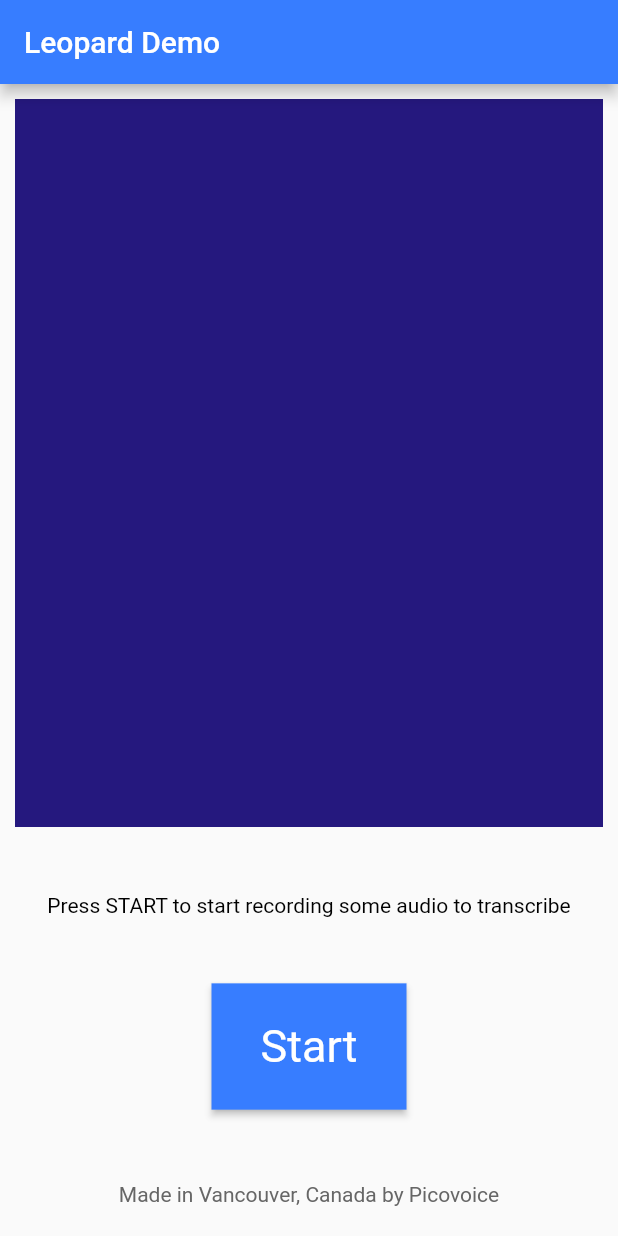
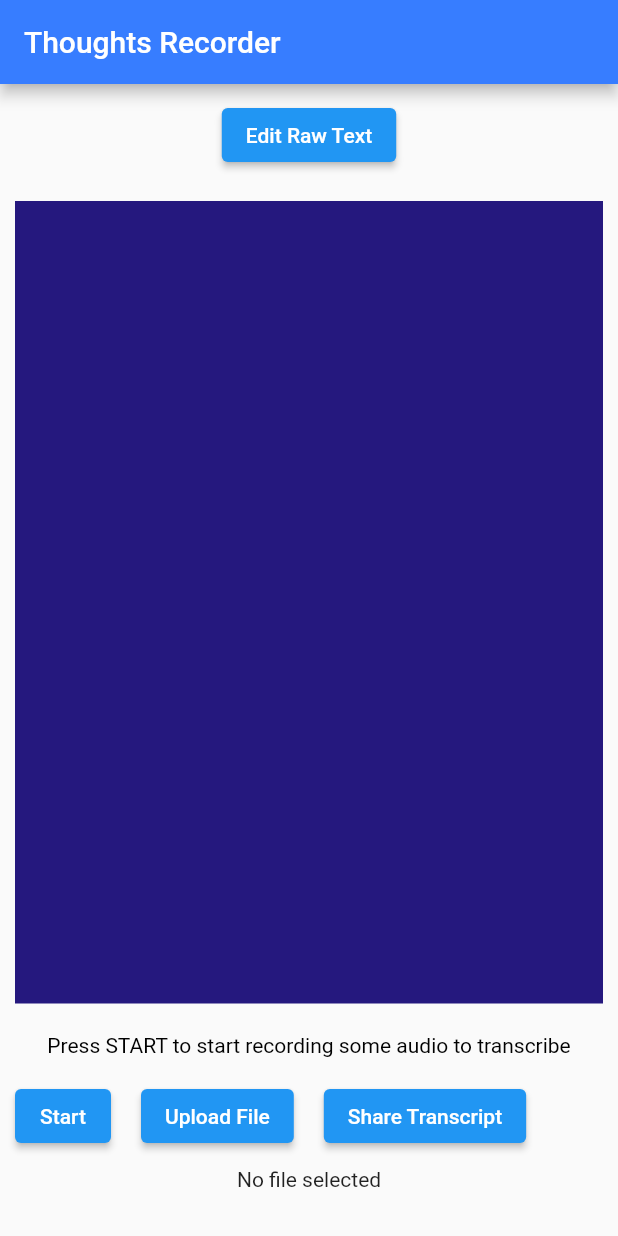
Before and after one commit to beetee17/thoughts-recorder, a Flutter app: the screen it shows after launch, after a tap on "Start", on a phone screen of 412 x 824 dp. Run offline on Flutter 3.47's test engine with Material 2 defaults, Android fonts, the phone set to English and light mode, and no system bars; our stand-ins replace file_picker; missing offline and left inert: flutter_voice_processor, leopard_flutter, share_extend.

Commit message:
- Refactor widgets - Add function to upload audio files - Add function to share transcript - Add ability to edit transcript - Add function to format transcript based on keywords and phrases - Add ability to toggle between viewing raw and formatted transcripts

```diff
--- a/lib/main.dart
+++ b/lib/main.dart
@@ -13,9 +13,15 @@ import 'dart:async';
 import 'dart:convert';
 import 'dart:io';
 import 'dart:typed_data';
+import 'package:file_picker/file_picker.dart';
 import 'package:flutter/material.dart';
 import 'package:flutter/services.dart';
 import 'package:leopard_demo/mic_recorder.dart';
+import 'package:leopard_demo/widgets/error_message.dart';
+import 'package:leopard_demo/widgets/share_transcript_button.dart';
+import 'package:leopard_demo/widgets/selected_file.dart';
+import 'package:leopard_demo/widgets/status_area.dart';
+import 'package:leopard_demo/widgets/text_area.dart';
 import 'package:leopard_flutter/leopard.dart';
 import 'package:leopard_flutter/leopard_error.dart';
 import 'package:path_provider/path_provider.dart';
@@ -36,8 +42,7 @@ class _MyAppState extends State<MyApp> {
 
   final GlobalKey<ScaffoldState> _scaffoldKey = GlobalKey<ScaffoldState>();
 
-  bool isError = false;
-  String errorMessage = "";
+  String? errorMessage;
 
   bool isRecording = false;
   bool isProcessing = false;
@@ -47,6 +52,8 @@ class _MyAppState extends State<MyApp> {
 
   MicRecorder? _micRecorder;
   Leopard? _leopard;
+
+  File? _userSelectedFile;
 
   @override
   void initState() {
@@ -59,6 +66,37 @@ class _MyAppState extends State<MyApp> {
     });
 
     initLeopard();
+  }
+
+  void pickFile() {
+    // From SDK Documentation:
+    // The file needs to have a sample rate equal to or greater than Leopard.sampleRate.
+    //The supported formats are: FLAC, MP3, Ogg, Opus, Vorbis, WAV, and WebM.
+    FilePicker.platform.pickFiles(type: FileType.custom, allowedExtensions: [
+      'flac',
+      'mp3',
+      'ogg',
+      'opus',
+      'wav',
+      'webm'
+    ]).then((res) => {
+          if (res != null)
+            {
+              setState(() {
+                _userSelectedFile = File(res.files.single.path!);
+              })
+            }
+          else
+            {
+              // User canceled the picker
+            }
+        });
+  }
+
+  void removeSelectedFile() {
+    setState(() {
+      _userSelectedFile = null;
+    });
   }
 
   Future<void> initLeopard() async {
@@ -110,7 +148,6 @@ class _MyAppState extends State<MyApp> {
 
   void errorCallback(LeopardException error) {
     setState(() {
-      isError = true;
       errorMessage = error.message!;
     });
   }
@@ -152,8 +189,11 @@ class _MyAppState extends State<MyApp> {
       return;
     }
 
-    Stopwatch stopwatch = new Stopwatch()..start();
-    String? transcript = await _leopard?.processFile(recordedFile.path);
+    Stopwatch stopwatch = Stopwatch()..start();
+    print(_userSelectedFile?.path);
+    String? transcript = await _leopard?.processFile(_userSelectedFile == null
+        ? recordedFile.path
+        : _userSelectedFile!.path);
     Duration elapsed = stopwatch.elapsed;
 
     String audioLength = recordedLength.toStringAsFixed(1);
@@ -174,101 +214,52 @@ class _MyAppState extends State<MyApp> {
       home: Scaffold(
         key: _scaffoldKey,
         appBar: AppBar(
-          title: const Text('Leopard Demo'),
+          title: const Text('Thoughts Recorder'),
           backgroundColor: picoBlue,
         ),
         body: Column(
           children: [
-            buildLeopardTextArea(context),
-            buildErrorMessage(context),
-            buildLeopardStatusArea(context),
-            buildStartButton(context),
-            footer
+            TextArea(
+                textEditingController:
+                    TextEditingController(text: transcriptText)),
+            ErrorMessage(errorMessage: errorMessage),
+            StatusArea(statusAreaText: statusAreaText),
+            Row(
+              children: [
+                buildStartButton(context),
+                buildChooseFilesButton(context),
+                SaveTranscriptButton(transcriptText: transcriptText)
+              ],
+            ),
+            SelectedFile(userSelectedFile: _userSelectedFile),
+            SizedBox(
+              height: 30,
+            )
           ],
         ),
       ),
     );
   }
 
-  buildStartButton(BuildContext context) {
-    final ButtonStyle buttonStyle = ElevatedButton.styleFrom(
-        primary: picoBlue,
-        shape: BeveledRectangleBorder(),
-        textStyle: TextStyle(color: Colors.white));
-
-    return Expanded(
-      flex: 1,
-      child: Container(
-          child: SizedBox(
-              width: 130,
-              height: 65,
-              child: ElevatedButton(
-                style: buttonStyle,
-                onPressed: (isRecording) ? _stopRecording : _startRecording,
-                child: Text(isRecording ? "Stop" : "Start",
-                    style: TextStyle(fontSize: 30)),
-              ))),
+  buildChooseFilesButton(BuildContext context) {
+    return Padding(
+      padding: const EdgeInsets.all(10.0),
+      child: ElevatedButton(
+        onPressed: _userSelectedFile == null ? pickFile : removeSelectedFile,
+        child: _userSelectedFile == null
+            ? Text('Upload File')
+            : Text('Remove File'),
+      ),
     );
   }
 
-  buildLeopardTextArea(BuildContext context) {
-    return Expanded(
-        flex: 6,
-        child: Container(
-            alignment: Alignment.topCenter,
-            color: Color(0xff25187e),
-            margin: EdgeInsets.all(10),
-            child: SingleChildScrollView(
-                scrollDirection: Axis.vertical,
-                padding: EdgeInsets.all(10),
-                physics: RangeMaintainingScrollPhysics(),
-                child: Align(
-                    alignment: Alignment.topLeft,
-                    child: Text(
-                      transcriptText,
-                      textAlign: TextAlign.left,
-                      style: TextStyle(color: Colors.white, fontSize: 20),
-                    )))));
+  buildStartButton(BuildContext context) {
+    return Padding(
+      padding: const EdgeInsets.all(10.0),
+      child: ElevatedButton(
+        onPressed: (isRecording) ? _stopRecording : _startRecording,
+        child: Text(isRecording ? "Stop" : "Start"),
+      ),
+    );
   }
-
-  buildLeopardStatusArea(BuildContext context) {
-    return Expanded(
-        flex: 1,
-        child: Container(
-            alignment: Alignment.center,
-            padding: EdgeInsets.only(bottom: 20),
-            child: Text(
-              statusAreaText,
-              style: TextStyle(color: Colors.black),
-            )));
-  }
-
-  buildErrorMessage(BuildContext context) {
-    return Expanded(
-        flex: isError ? 2 : 0,
-        child: Container(
-            alignment: Alignment.center,
-            margin: EdgeInsets.only(left: 20, right: 20),
-            padding: EdgeInsets.all(5),
-            decoration: !isError
-                ? null
-                : BoxDecoration(
-                    color: Colors.red, borderRadius: BorderRadius.circular(5)),
-            child: !isError
-                ? null
-                : Text(
-                    errorMessage,
-                    style: TextStyle(color: Colors.white, fontSize: 18),
-                  )));
-  }
-
-  Widget footer = Expanded(
-      flex: 1,
-      child: Container(
-          alignment: Alignment.bottomCenter,
-          padding: EdgeInsets.only(bottom: 20),
-          child: const Text(
-            "Made in Vancouver, Canada by Picovoice",
-            style: TextStyle(color: Color(0xff666666)),
-          )));
 }
--- /dev/null
+++ b/lib/widgets/error_message.dart
@@ -0,0 +1,29 @@
+import 'package:flutter/material.dart';
+import 'package:flutter/src/foundation/key.dart';
+import 'package:flutter/src/widgets/framework.dart';
+
+class ErrorMessage extends StatelessWidget {
+  final String? errorMessage;
+  const ErrorMessage({Key? key, required this.errorMessage}) : super(key: key);
+
+  @override
+  Widget build(BuildContext context) {
+    final isError = errorMessage != null;
+    return Expanded(
+        flex: isError ? 2 : 0,
+        child: Container(
+            alignment: Alignment.center,
+            margin: EdgeInsets.only(left: 20, right: 20),
+            padding: EdgeInsets.all(5),
+            decoration: !isError
+                ? null
+                : BoxDecoration(
+                    color: Colors.red, borderRadius: BorderRadius.circular(5)),
+            child: !isError
+                ? null
+                : Text(
+                    errorMessage!,
+                    style: TextStyle(color: Colors.white, fontSize: 18),
+                  )));
+  }
+}
--- /dev/null
+++ b/lib/widgets/selected_file.dart
@@ -0,0 +1,22 @@
+import 'dart:io';
+
+import 'package:flutter/material.dart';
+import 'package:flutter/src/foundation/key.dart';
+import 'package:flutter/src/widgets/framework.dart';
+
+class SelectedFile extends StatelessWidget {
+  final File? userSelectedFile;
+
+  const SelectedFile({Key? key, required this.userSelectedFile})
+      : super(key: key);
+
+  @override
+  Widget build(BuildContext context) {
+    if (userSelectedFile == null) {
+      return const Text('No file selected');
+    } else {
+      Text text = Text(userSelectedFile!.path);
+      return Padding(padding: const EdgeInsets.all(16.0), child: text);
+    }
+  }
+}
--- /dev/null
+++ b/lib/widgets/share_transcript_button.dart
@@ -0,0 +1,35 @@
+import 'dart:io';
+
+import 'package:file_picker/file_picker.dart';
+import 'package:flutter/material.dart';
+import 'package:flutter/src/foundation/key.dart';
+import 'package:flutter/src/widgets/framework.dart';
+import 'package:path_provider/path_provider.dart';
+import 'package:share_extend/share_extend.dart';
+
+class SaveTranscriptButton extends StatelessWidget {
+  final String transcriptText;
+  const SaveTranscriptButton({Key? key, required this.transcriptText})
+      : super(key: key);
+
+  void shareTranscript() async {
+    // Directory dir = await getApplicationDocumentsDirectory();
+    // File testFile = File("${dir.path}/transcript.txt");
+
+    // await testFile.create(recursive: true);
+    // testFile.writeAsStringSync(transcriptText);
+
+    ShareExtend.share(transcriptText, "text");
+  }
+
+  @override
+  Widget build(BuildContext context) {
+    return Padding(
+      padding: const EdgeInsets.all(10.0),
+      child: ElevatedButton(
+        onPressed: shareTranscript,
+        child: const Text('Share Transcript'),
+      ),
+    );
+  }
+}
--- /dev/null
+++ b/lib/widgets/status_area.dart
@@ -0,0 +1,19 @@
+import 'package:flutter/material.dart';
+import 'package:flutter/src/foundation/key.dart';
+import 'package:flutter/src/widgets/framework.dart';
+
+class StatusArea extends StatelessWidget {
+  final String statusAreaText;
+  const StatusArea({Key? key, required this.statusAreaText}) : super(key: key);
+
+  @override
+  Widget build(BuildContext context) {
+    return Container(
+        alignment: Alignment.center,
+        padding: EdgeInsets.only(bottom: 5),
+        child: Text(
+          statusAreaText,
+          style: TextStyle(color: Colors.black),
+        ));
+  }
+}
--- /dev/null
+++ b/lib/widgets/text_area.dart
@@ -0,0 +1,113 @@
+import 'package:flutter/material.dart';
+import 'package:flutter/src/foundation/key.dart';
+import 'package:flutter/src/widgets/framework.dart';
+
+class TextArea extends StatefulWidget {
+  final TextEditingController textEditingController;
+  const TextArea({Key? key, required this.textEditingController})
+      : super(key: key);
+
+  @override
+  State<TextArea> createState() => _TextAreaState();
+}
+
+class _TextAreaState extends State<TextArea> {
+  bool showRawText = false;
+
+  @override
+  void initState() {
+    super.initState();
+  }
+
+  String formatText(rawText) {
+    String formattedText = rawText.toUpperCase();
+    formattedText = formattedText.replaceAll(' COMMA', ',');
+    formattedText = formattedText.replaceAll(' FULL-STOP', '.');
+    formattedText = formattedText.replaceAll(' FULL STOP', '.');
+    formattedText = formattedText.replaceAll(' PERIOD', '.');
+    formattedText = formattedText.replaceAll(' SLASH ', '/');
+    formattedText = formattedText.replaceAll('AMPERSAND', '&');
+    formattedText = formattedText.replaceAll('START BRACKET', '(');
+    formattedText = formattedText.replaceAll(' FINISH BRACKET', ')');
+    formattedText = formattedText.replaceAll('START QUOTE', '"');
+    formattedText = formattedText.replaceAll(' FINISH QUOTE', '"');
+    formattedText = formattedText.replaceAll('NEW LINE ', '\n');
+    formattedText = formattedText.replaceAll('MAKE POINT', '\n-');
+    formattedText = formattedText.replaceAll('MAKE SECTION', '\n\n##');
+
+    // Deletes sentence preceding DELETE SENTENCE
+    formattedText =
+        formattedText.replaceAll(RegExp('[^.]+. DELETE SENTENCE'), '');
+
+    // Deletes line preceding DELETE LINE
+    formattedText = formattedText.replaceAll(RegExp('[^\n]+. DELETE LINE'), '');
+
+    // Deletes word preceding BACKSPACE
+    formattedText =
+        formattedText.replaceAll(RegExp(r'\w+(?= +BACKSPACE\b)'), '');
+
+    // Remove any extra whitespace
+    formattedText = formattedText.replaceAll(RegExp(' {2,}'), ' ');
+    return formattedText;
+  }
+
+  @override
+  void dispose() {
+    super.dispose();
+  }
+
+  @override
+  Widget build(BuildContext context) {
+    Widget formattedTextView = SingleChildScrollView(
+        scrollDirection: Axis.vertical,
+        padding: EdgeInsets.all(10),
+        physics: RangeMaintainingScrollPhysics(),
+        child: Align(
+            alignment: Alignment.topLeft,
+            child: Text(
+              formatText(widget.textEditingController.text),
+              textAlign: TextAlign.left,
+              style: TextStyle(color: Colors.white, fontSize: 20),
+            )));
+
+    return Expanded(
+      flex: 6,
+      child: Column(children: [
+        Padding(
+          padding: const EdgeInsets.all(10.0),
+          child: ElevatedButton(
+            onPressed: () {
+              setState(() {
+                showRawText = !showRawText;
+              });
+            },
+            child: Text('${showRawText ? 'View Formatted' : 'Edit Raw'} Text'),
+          ),
+        ),
+        Expanded(
+          flex: 5,
+          child: Container(
+              alignment: Alignment.topCenter,
+              color: Color(0xff25187e),
+              margin: EdgeInsets.all(10),
+              child: showRawText
+                  ? Padding(
+                      padding: const EdgeInsets.only(left: 10.0),
+                      child: TextField(
+                        style: TextStyle(color: Colors.white, fontSize: 20),
+                        controller: widget.textEditingController,
+                        textInputAction: TextInputAction.newline,
+                        keyboardType: TextInputType.multiline,
+                        minLines: null,
+                        maxLines:
+                            null, // If this is null, there is no limit to the number of lines, and the text container will start with enough vertical space for one line and automatically grow to accommodate additional lines as they are entered.
+                        expands:
+                            true, // If set to true and wrapped in a parent widget like [Expanded] or [SizedBox], the input will expand to fill the parent.
+                      ),
+                    )
+                  : formattedTextView),
+        ),
+      ]),
+    );
+  }
+}
```
Also changed, not shown: pubspec.yaml (+3 -4 lines), pubspec.lock, 2 other files.
